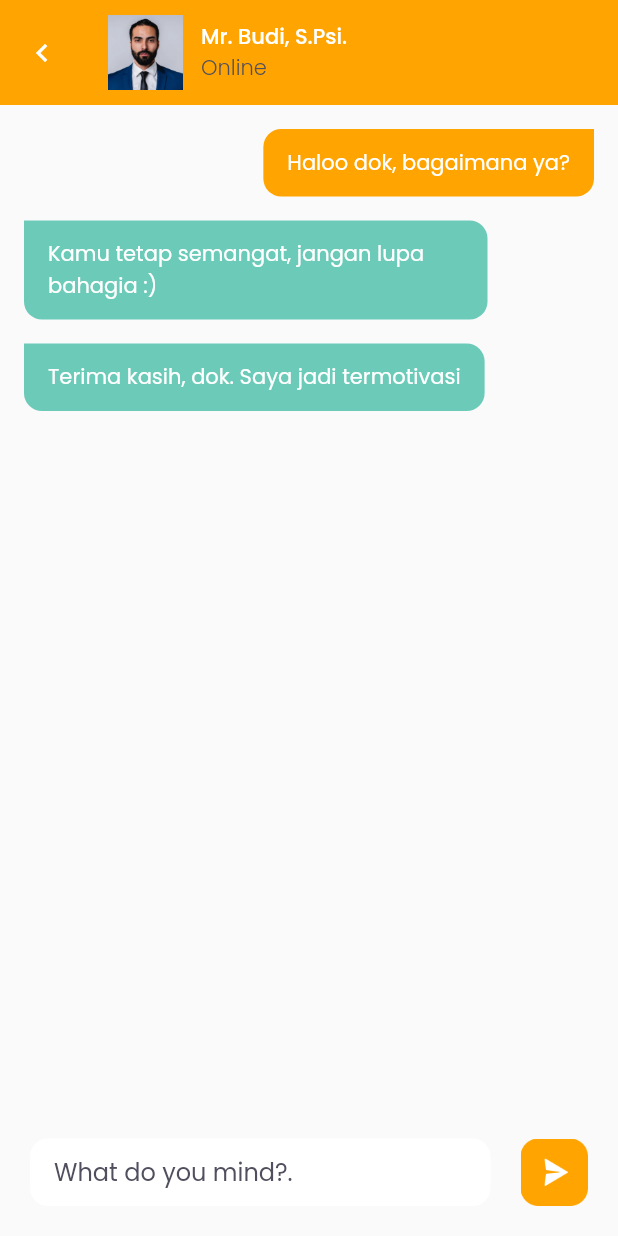
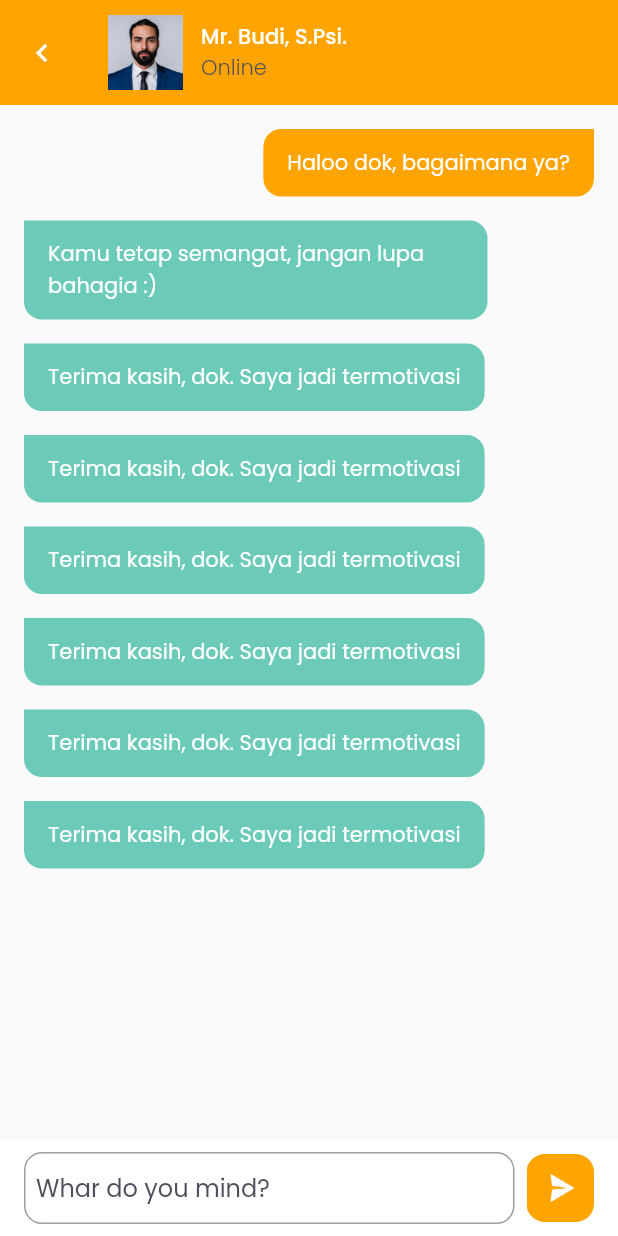
Before and after one commit to ibrahimmm999/MindMe-INVFEST, a Flutter app: the DetailChat screen opened directly, on a phone screen of 412 x 824 dp. Run offline on Flutter 3.47's test engine with Material 2 defaults, Android fonts, the phone set to English and light mode, and no system bars; our stand-ins replace google_fonts.

Commit message:
update chat

```diff
--- a/src/lib/ui/user_pages/detail_chat.dart
+++ b/src/lib/ui/user_pages/detail_chat.dart
@@ -1,3 +1,4 @@
+import 'package:flutter/foundation.dart';
 import 'package:flutter/material.dart';
 import 'package:src/shared/theme.dart';
 import 'package:src/ui/widgets/chat_bubbles.dart';
@@ -51,36 +52,42 @@
     }
 
     Widget chatInput() {
-      return Container(
-        margin: const EdgeInsets.all(20),
-        child: Column(
-          crossAxisAlignment: CrossAxisAlignment.start,
-          mainAxisSize: MainAxisSize.min,
-          children: [
-            Row(
+      return Column(
+        mainAxisAlignment: MainAxisAlignment.end,
+        children: [
+          Container(
+            constraints: BoxConstraints(
+              maxHeight: MediaQuery.of(context).size.height,
+            ),
+            padding: const EdgeInsets.symmetric(horizontal: 16, vertical: 8),
+            color: white,
+            child: Row(
               children: [
                 Expanded(
-                  child: Container(
-                    height: 45,
-                    padding: const EdgeInsets.symmetric(
-                      horizontal: 16,
-                    ),
-                    decoration: BoxDecoration(
-                      color: white,
-                      borderRadius: BorderRadius.circular(12),
-                    ),
-                    child: Center(
-                      child: TextFormField(
-                        decoration: InputDecoration.collapsed(
-                          hintText: 'What do you mind?.',
-                          hintStyle: greyText,
-                        ),
+                  child: TextFormField(
+                    keyboardType: TextInputType.multiline,
+                    maxLines: 5,
+                    minLines: 1,
+                    cursorColor: primaryColor,
+                    decoration: InputDecoration(
+                      hintText: 'Whar do you mind?',
+                      hintStyle: greyText,
+                      focusColor: primaryColor,
+                      contentPadding: EdgeInsets.all(8),
+                      border: OutlineInputBorder(
+                        borderRadius:
+                            BorderRadius.all(Radius.circular(defaultRadius)),
+                        borderSide: BorderSide(color: grey),
+                      ),
+                      focusedBorder: OutlineInputBorder(
+                        borderRadius: BorderRadius.circular(defaultRadius),
+                        borderSide: BorderSide(color: primaryColor),
                       ),
                     ),
                   ),
                 ),
                 const SizedBox(
-                  width: 20,
+                  width: 8,
                 ),
                 Image.asset(
                   'assets/send_button.png',
@@ -88,15 +95,17 @@
                 )
               ],
             ),
-          ],
-        ),
+          ),
+        ],
       );
     }
 
     Widget content() {
       return ListView(
-        padding: EdgeInsets.symmetric(
-          horizontal: 16,
+        padding: const EdgeInsets.only(
+          left: 16,
+          right: 16,
+          bottom: 16,
         ),
         children: [
           ChatBubble(
@@ -108,7 +117,22 @@
           ),
           ChatBubble(
             text: 'Terima kasih, dok. Saya jadi termotivasi',
-          )
+          ),
+          ChatBubble(
+            text: 'Terima kasih, dok. Saya jadi termotivasi',
+          ),
+          ChatBubble(
+            text: 'Terima kasih, dok. Saya jadi termotivasi',
+          ),
+          ChatBubble(
+            text: 'Terima kasih, dok. Saya jadi termotivasi',
+          ),
+          ChatBubble(
+            text: 'Terima kasih, dok. Saya jadi termotivasi',
+          ),
+          ChatBubble(
+            text: 'Terima kasih, dok. Saya jadi termotivasi',
+          ),
         ],
       );
     }
@@ -116,8 +140,14 @@
     return Scaffold(
       backgroundColor: white2,
       appBar: header(),
-      bottomNavigationBar: chatInput(),
-      body: content(),
+      body: Column(
+        children: [
+          Expanded(
+            child: content(),
+          ),
+          chatInput(),
+        ],
+      ),
     );
   }
 }
--- a/src/lib/ui/user_pages/home_page.dart
+++ b/src/lib/ui/user_pages/home_page.dart
@@ -233,6 +233,12 @@
             quotes(),
             newArticles(),
             feature(
+              secondaryColor,
+              'assets/consult_room_icon.png',
+              'Meet Our Professionals',
+              'Consult Room',
+            ),
+            feature(
               tosca,
               'assets/journey_icon.png',
               'Let\'s Write Your',
@@ -250,12 +256,6 @@
               'Look New Insights',
               'Take Course Videos',
             ),
-            feature(
-              secondaryColor,
-              'assets/consult_room_icon.png',
-              'Meet Our Professionals',
-              'Consult Room',
-            ),
             const SizedBox(height: 50)
           ],
         ),
--- a/src/lib/ui/widgets/chat_bubbles.dart
+++ b/src/lib/ui/widgets/chat_bubbles.dart
@@ -13,7 +13,7 @@
   Widget build(BuildContext context) {
     return Container(
       width: double.infinity,
-      margin: EdgeInsets.only(
+      margin: const EdgeInsets.only(
         top: 16,
       ),
       child: Column(
```
